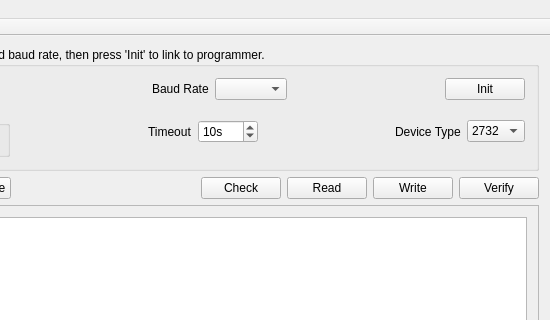
Keith969/eprom_prg, file guiMainWindow.ui: the form before one commit; both pictures show x 166 to 716 and y 0 to 320 of the 716 by 557 pixel window.
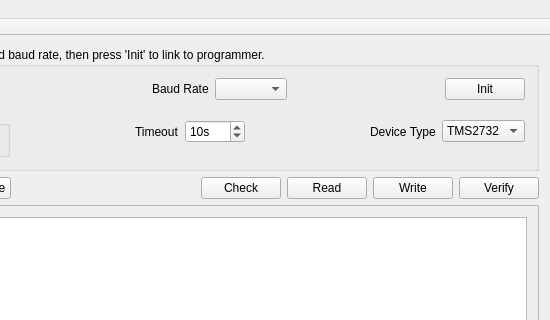
The form after the commit.

Patch:
```diff
--- a/guiMainWindow.ui
+++ b/guiMainWindow.ui
@@ -194,7 +194,7 @@
              </property>
              <item>
               <property name="text">
-               <string>2732</string>
+               <string>TMS2732</string>
               </property>
              </item>
              <item>
```
Left out of the diff: 10 changed lines with no effect on the pictures.
